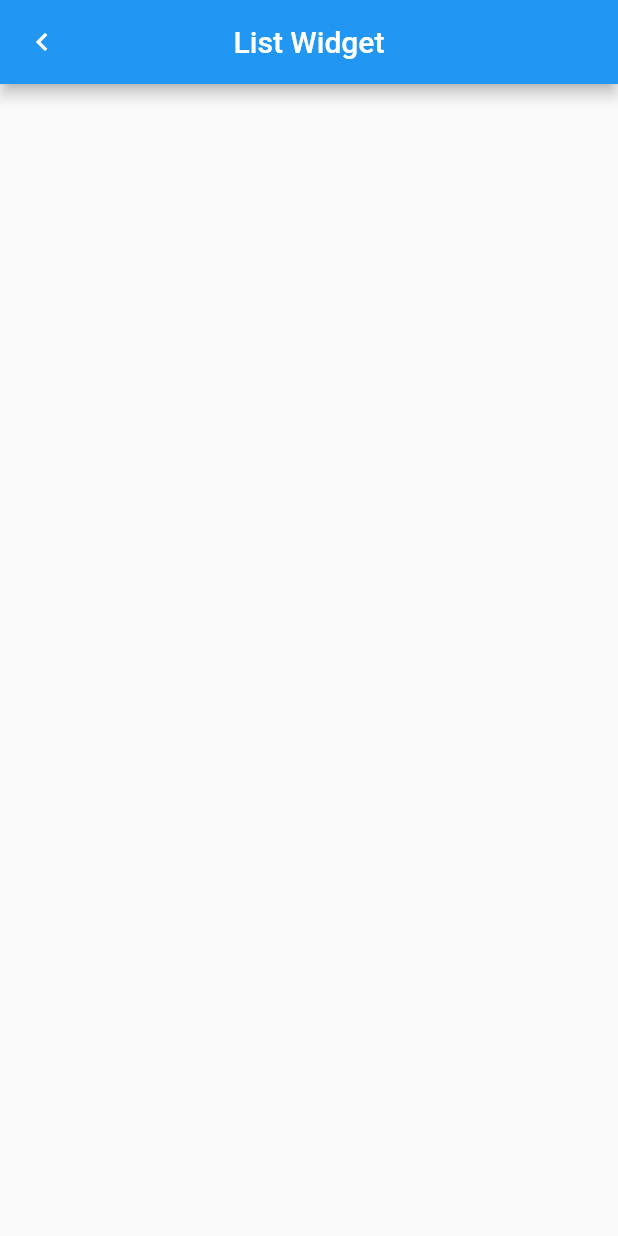
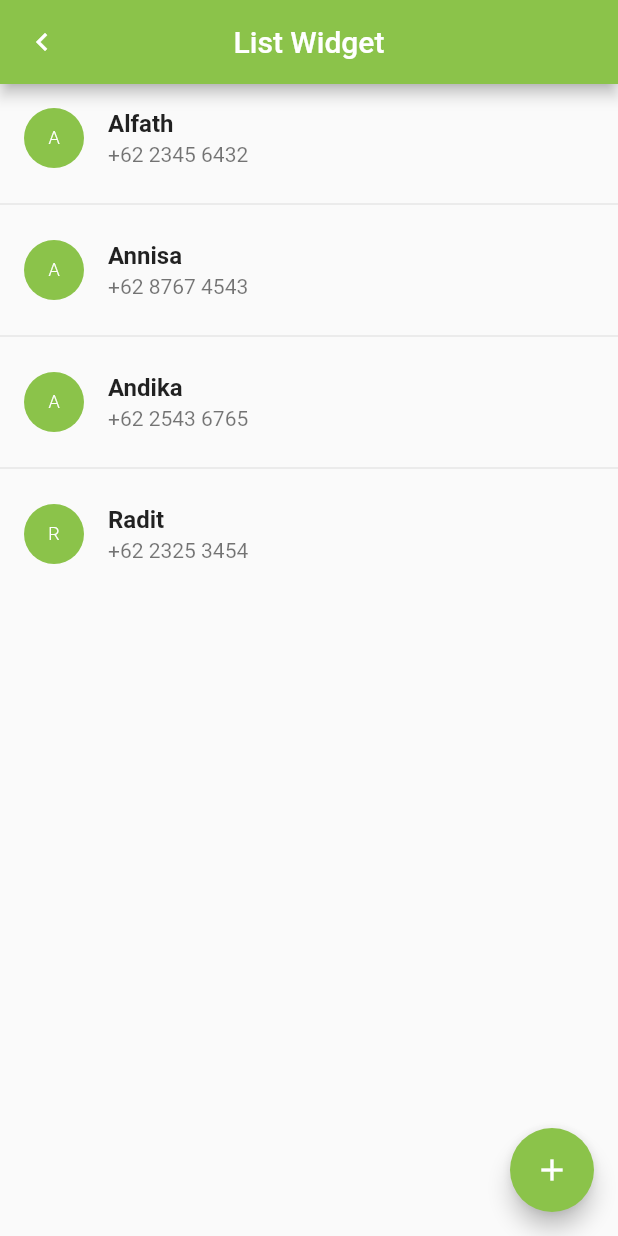
Before and after one commit to FajarAlFath/flutter_Muhammad-Fajar-Al-Fath, a Flutter app: the Listcontact screen opened directly, on a phone screen of 412 x 824 dp. Run offline on Flutter 3.47's test engine with Material 2 defaults, Android fonts, the phone set to English and light mode, and no system bars; our stand-ins replace badges, barcode_widget; missing offline and left inert: cupertino_list_tile; key blocks and very long unbroken strings in the code were emptied for the run.

Commit message:
revisi code form button

```diff
--- a/16_Form Input Button/praktikum/flutter_form/lib/list_contact.dart
+++ b/16_Form Input Button/praktikum/flutter_form/lib/list_contact.dart
@@ -1,4 +1,6 @@
 import 'package:flutter/material.dart';
+import 'package:flutter_form/add_contact.dart';
+import 'list_data.dart';
 
 class Listcontact extends StatelessWidget {
   const Listcontact({Key? key}) : super(key: key);
@@ -8,12 +10,47 @@ class Listcontact extends StatelessWidget {
     return Scaffold(
       appBar: AppBar(
         title: const Text('List Widget'),
+        backgroundColor: Colors.lightGreen,
         centerTitle: true,
         leading: InkWell(
           child: const Icon(Icons.chevron_left),
           onTap: () => {Navigator.pop(context)},
         ),
       ),
+      body: ListView.separated(
+        itemBuilder: (context, i){
+          return ListTile(
+            leading: CircleAvatar(
+              radius: 20,
+              child: Text(data[i].nama[0],
+              style: const TextStyle(
+                color: Colors.white,
+                fontSize: 12,
+                fontWeight: FontWeight.w300
+              ),),
+              backgroundColor: Colors.lightGreen,
+            ),
+            title: Text(data[i].nama,
+            style: const TextStyle(fontWeight: FontWeight.bold),),
+            subtitle: Text(data[i].noHp),
+          );
+        },
+        separatorBuilder: (context, i){
+          return const Divider();
+        },
+        itemCount: data.length,
+        ),
+      floatingActionButton: FloatingActionButton(
+        child: const Icon(
+          Icons.add,
+          color: Colors.white,
+        ),
+        backgroundColor: Colors.lightGreen,
+        onPressed: (){
+          Navigator.push(context,
+          MaterialPageRoute(builder: (BuildContext context) => const AddContact()),);
+        },
+      ),
     );
   }
 }
--- /dev/null
+++ b/16_Form Input Button/praktikum/flutter_form/lib/list_data.dart
@@ -0,0 +1,13 @@
+class ListData {
+  String nama;
+  String noHp;
+
+  ListData(this.nama,this.noHp);
+}
+
+List<ListData> data = [
+  ListData('Alfath','+62 2345 6432'),
+  ListData('Annisa','+62 8767 4543'),
+  ListData('Andika','+62 2543 6765'),
+  ListData('Radit','+62 2325 3454'),
+];
```
Also changed, not shown: 16_Form Input Button/praktikum/flutter_form/lib/add_contact.dart (+15 -0 lines).
